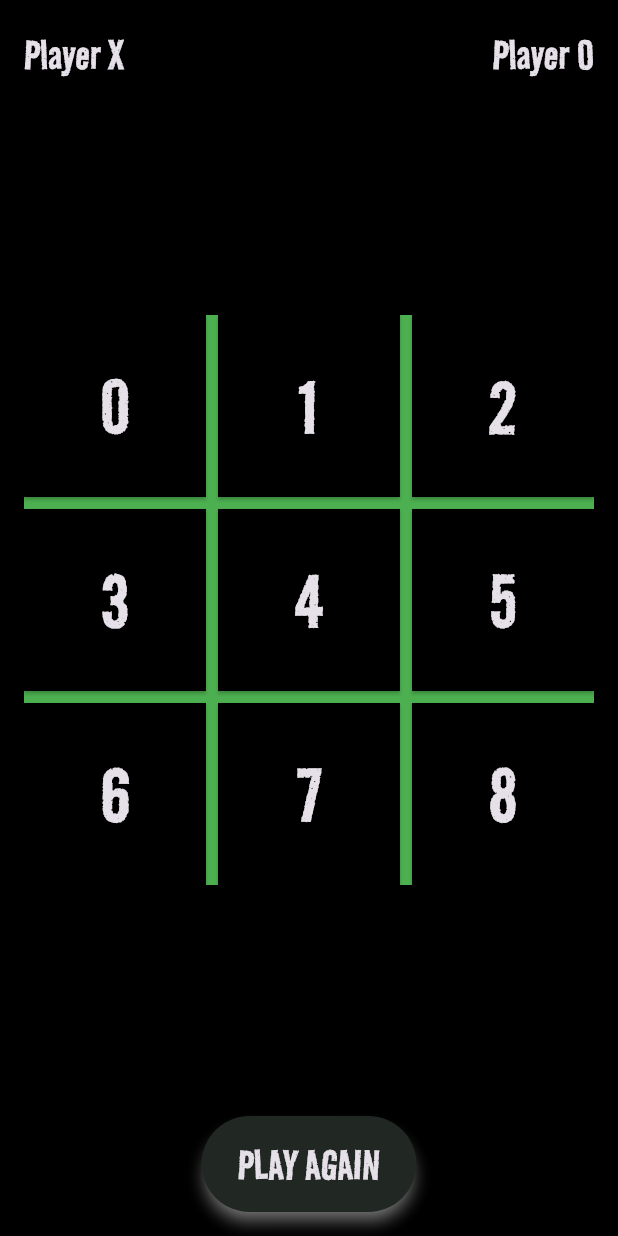
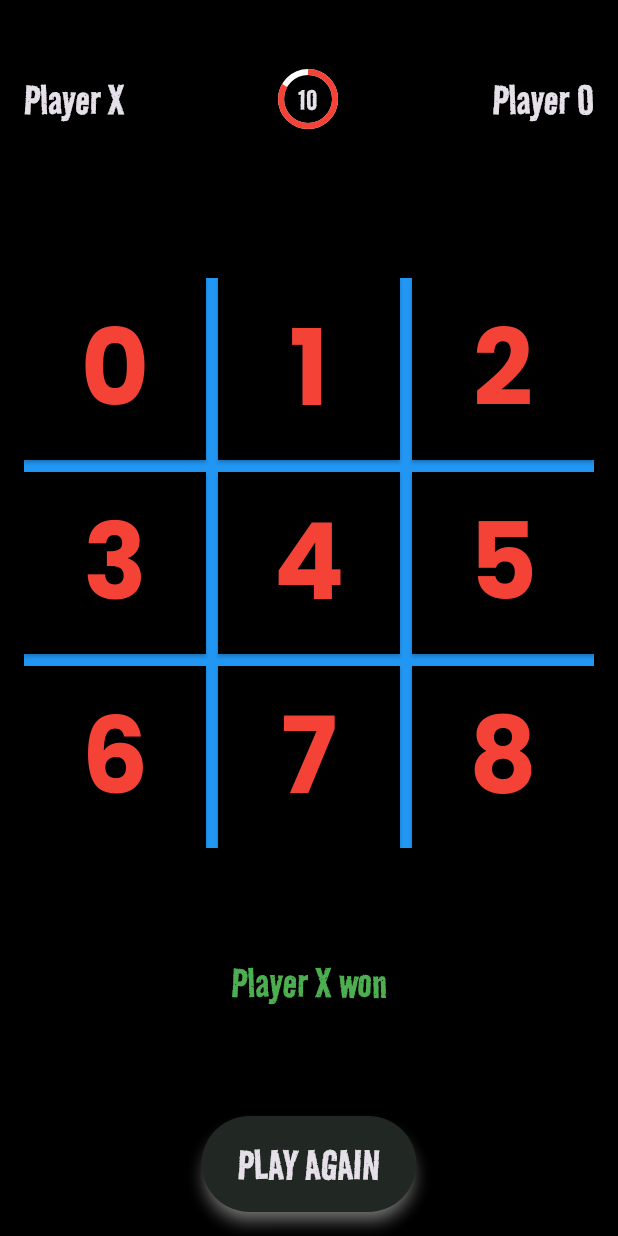
Before and after one commit to sanjiv576/PRODIGY_AD_04, a Flutter app: the TicTacToeView screen opened by its route, on a phone screen of 412 x 824 dp. Run offline on Flutter 3.47's test engine with Material 3 defaults, Android fonts, the phone set to English and light mode, and no system bars; our stand-ins replace animated_text_kit, lottie.

Commit message:
update UI

```diff
--- a/lib/view/tictactoe_view.dart
+++ b/lib/view/tictactoe_view.dart
@@ -8,6 +8,11 @@ class TicTacToeView extends StatefulWidget {
 }
 
 class _TicTacToeViewState extends State<TicTacToeView> {
+  List<int> playerX = [];
+  List<int> playerO = [];
+
+  bool isPlayerXTurn = true;
+
   @override
   Widget build(BuildContext context) {
     return Scaffold(
@@ -29,6 +34,22 @@ class _TicTacToeViewState extends State<TicTacToeView> {
                       'Player X',
                       style: Theme.of(context).textTheme.headlineLarge,
                     ),
+                    Stack(
+                      alignment: Alignment.center,
+                      children: [
+                        Center(
+                          child: Text(
+                            '10',
+                            style: Theme.of(context).textTheme.titleLarge,
+                          ),
+                        ),
+                        const CircularProgressIndicator(
+                          value: 50 / 60,
+                          backgroundColor: Colors.white,
+                          color: Colors.red,
+                        ),
+                      ],
+                    ),
                     Text(
                       'Player O',
                       style: Theme.of(context).textTheme.headlineLarge,
@@ -36,9 +57,11 @@ class _TicTacToeViewState extends State<TicTacToeView> {
                   ],
                 ),
               ),
+
+              // TicTacToe board UI
               Container(
                 decoration: const BoxDecoration(
-                    color: Colors.green,
+                    color: Colors.blue,
                     border: Border(
                       bottom: BorderSide.none,
                     )),
@@ -59,15 +82,26 @@ class _TicTacToeViewState extends State<TicTacToeView> {
                       child: Center(
                         child: Text(
                           index.toString(),
+                          // 'X',
                           style: Theme.of(context)
                               .textTheme
                               .headlineLarge!
-                              .copyWith(fontSize: 60),
+                              .copyWith(
+                                  fontSize: 70,
+                                  fontFamily: 'Poppins',
+                                  color: Colors.red),
                         ),
                       ),
                     );
                   }),
                 ),
+              ),
+              Text(
+                'Player X won',
+                style: Theme.of(context)
+                    .textTheme
+                    .headlineLarge!
+                    .copyWith(color: Colors.green),
               ),
               ElevatedButton(
                 style: ElevatedButton.styleFrom(
```
